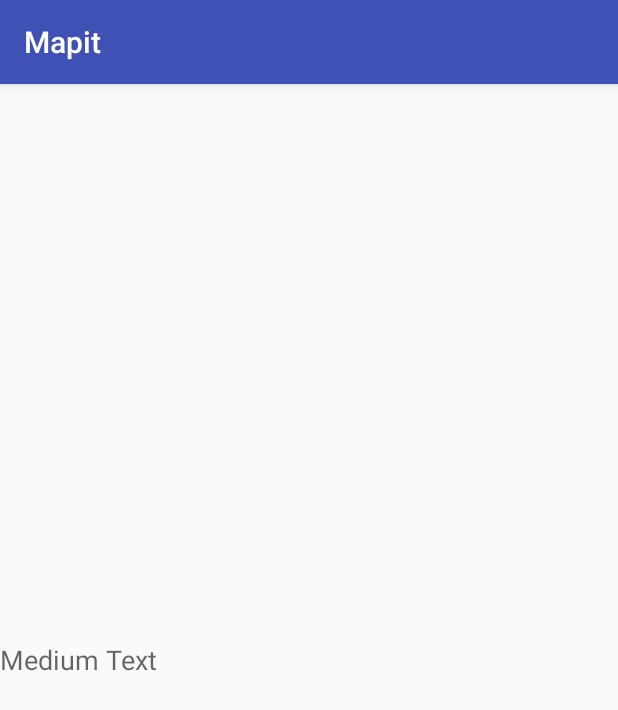
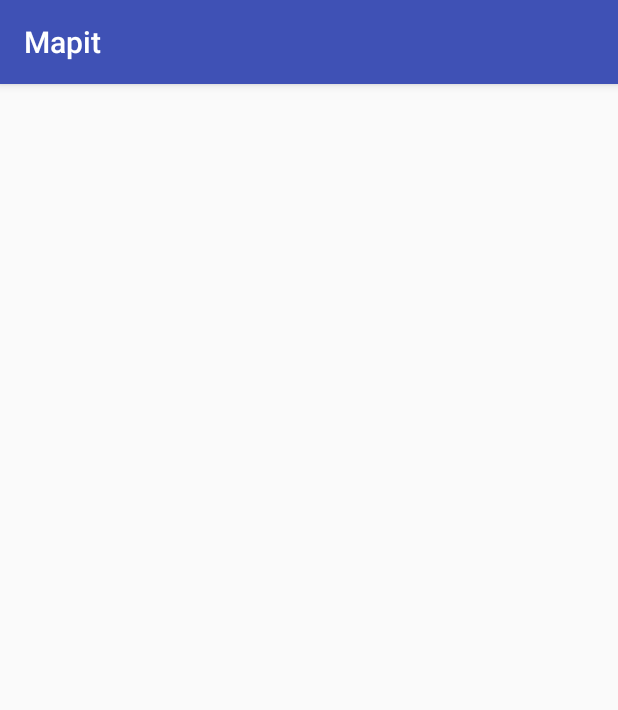
Before and after one commit to ericl0118/Mapit-master, an Android app: the LoginActivity screen opened directly, with no data from a screen before it, on a phone screen of 412 x 824 dp. Shown: the top 710 px of the screen. Run offline under Robolectric (Android 15) with nearby library versions, the phone set to English and light mode, and no system bars; libraries missing offline, so code that uses them is left out: com.firebase.client; 1 statement that could not run was skipped.

Commit message:
Version a jour 1

```diff
--- a/app/src/main/java/com/example/chagnoda/mapit/LoginActivity.java
+++ b/app/src/main/java/com/example/chagnoda/mapit/LoginActivity.java
@@ -3,13 +3,21 @@ package com.example.chagnoda.mapit;
 import android.os.Bundle;
 import android.support.v7.app.AppCompatActivity;
 
+import com.firebase.client.DataSnapshot;
+import com.firebase.client.Firebase;
+
 /**
  * Created by chengli on 2016-03-21.
  */
 public class LoginActivity extends AppCompatActivity {
+    Firebase ref;
+    DataSnapshot snapshot;
+
     @Override
     protected void onCreate(Bundle savedInstanceState) {
         super.onCreate(savedInstanceState);
         setContentView(R.layout.activity_login);
+        ref = new Firebase("https://sizzling-inferno-6141.firebaseio.com/Mapit/Profiles");
+        //snapshot = new DataSnapshot(ref,)
     }
 }
--- a/app/src/main/java/com/example/chagnoda/mapit/Profile.java
+++ b/app/src/main/java/com/example/chagnoda/mapit/Profile.java
@@ -5,8 +5,8 @@ import android.media.Image;
  * Created by David on 22/03/2016.
  */
 public class Profile {
+    private String email;
     private String username;
-    private String email;
     private String password;
     private Image profilepicture;
     private Profile[] friends;
@@ -25,6 +25,8 @@ public class Profile {
     public String getUserName(){
         return this.username;
     }
+    public String getPassword(){return this.password;}
+    public String getEmail(){return this.email; }
     public Image getProfilePicture(){return this.profilepicture;}
     public void setUserName(String newUserName) {this.username = newUserName;}
     public void setProfilePicture(Image newProfilePicture){this.profilepicture = newProfilePicture;}
--- a/app/src/main/java/com/example/chagnoda/mapit/SuscribeActivity.java
+++ b/app/src/main/java/com/example/chagnoda/mapit/SuscribeActivity.java
@@ -88,13 +88,13 @@ public class SuscribeActivity extends AppCompatActivity implements View.OnClickL
         String confirmed_password = confirmed_password_view.getText().toString();
         profilepicture_view = (ImageButton) findViewById(R.id.profileimagebutton);
         //Image profilepicture = profilepicture_view.get();
-
         // note: a implementer, condition d'acceptation d'un nouvel acompte
         Profile new_user = new Profile(username,email,password);
         Firebase ref = new Firebase("https://sizzling-inferno-6141.firebaseio.com/Mapit/Profiles");
-        ref.child(email).setValue(new_user);
+        ref.child(username).setValue(new_user);
         // a implementer, ajouter le profil a firebase
         startActivity(new Intent("com.example.chagnoda.mapit.MainActivity"));
 
     }
+
 }
--- a/app/src/main/res/layout/activity_login.xml
+++ b/app/src/main/res/layout/activity_login.xml
@@ -3,11 +3,5 @@
     android:layout_width="match_parent"
     android:layout_height="match_parent">
 
-    <TextView
-        android:layout_width="wrap_content"
-        android:layout_height="wrap_content"
-        android:textAppearance="?android:attr/textAppearanceMedium"
-        android:text="Medium Text"
-        android:id="@+id/textView3"
-        android:layout_gravity="center_vertical" />
+
 </LinearLayout>
```
